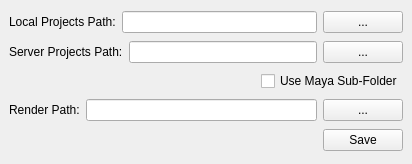
Old version of the form pipe/settings/settings.ui in the repository skarone/PipeL.
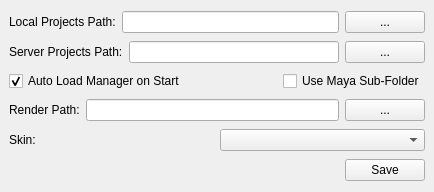
New version of the form.

Patch:
```diff
--- a/pipe/settings/settings.ui
+++ b/pipe/settings/settings.ui
@@ -6,8 +6,8 @@
    <rect>
     <x>0</x>
     <y>0</y>
-    <width>412</width>
-    <height>164</height>
+    <width>434</width>
+    <height>192</height>
    </rect>
   </property>
   <property name="windowTitle">
@@ -59,6 +59,16 @@
     </item>
     <item>
      <layout class="QHBoxLayout" name="horizontalLayout_4">
+      <item>
+       <widget class="QCheckBox" name="autoLoadManager_chb">
+        <property name="text">
+         <string>Auto Load Manager on Start</string>
+        </property>
+        <property name="checked">
+         <bool>true</bool>
+        </property>
+       </widget>
+      </item>
       <item>
        <spacer name="horizontalSpacer_2">
         <property name="orientation">
@@ -102,6 +112,20 @@
       </item>
      </layout>
     </item>
+    <item>
+     <layout class="QHBoxLayout" name="horizontalLayout_6">
+      <item>
+       <widget class="QLabel" name="label_4">
+        <property name="text">
+         <string>Skin:</string>
+        </property>
+       </widget>
+      </item>
+      <item>
+       <widget class="QComboBox" name="skin_cmb"/>
+      </item>
+     </layout>
+    </item>
     <item>
      <layout class="QHBoxLayout" name="horizontalLayout_5">
       <item>
```
Left out of the diff: 16 changed lines with no effect on the pictures.
